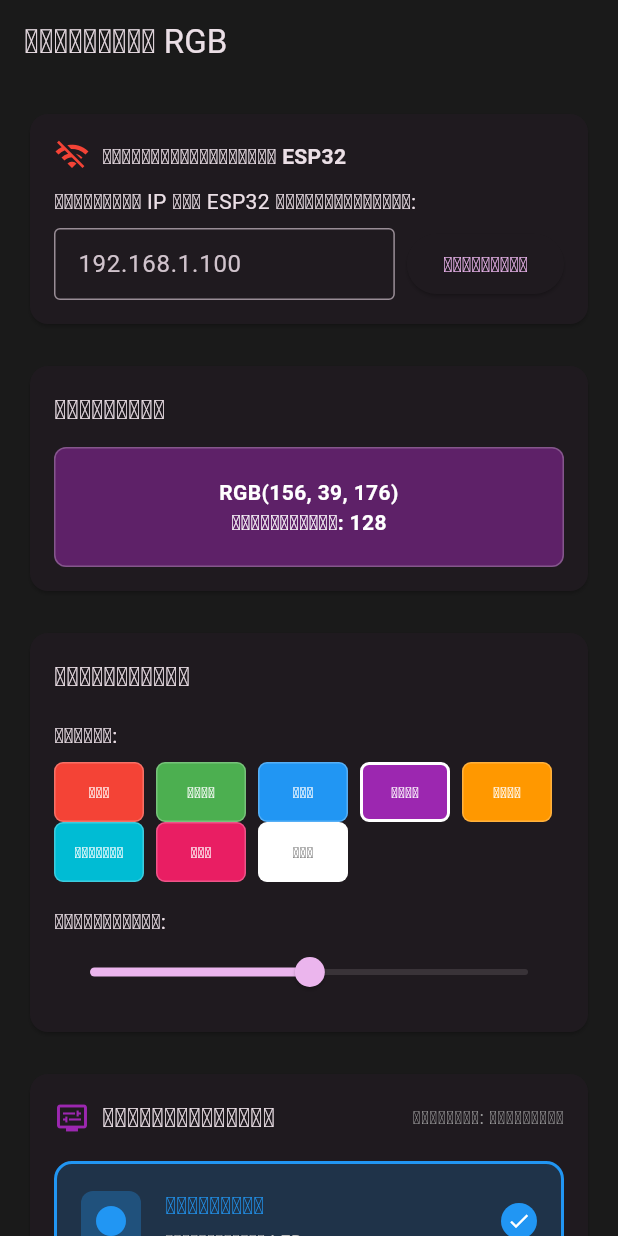
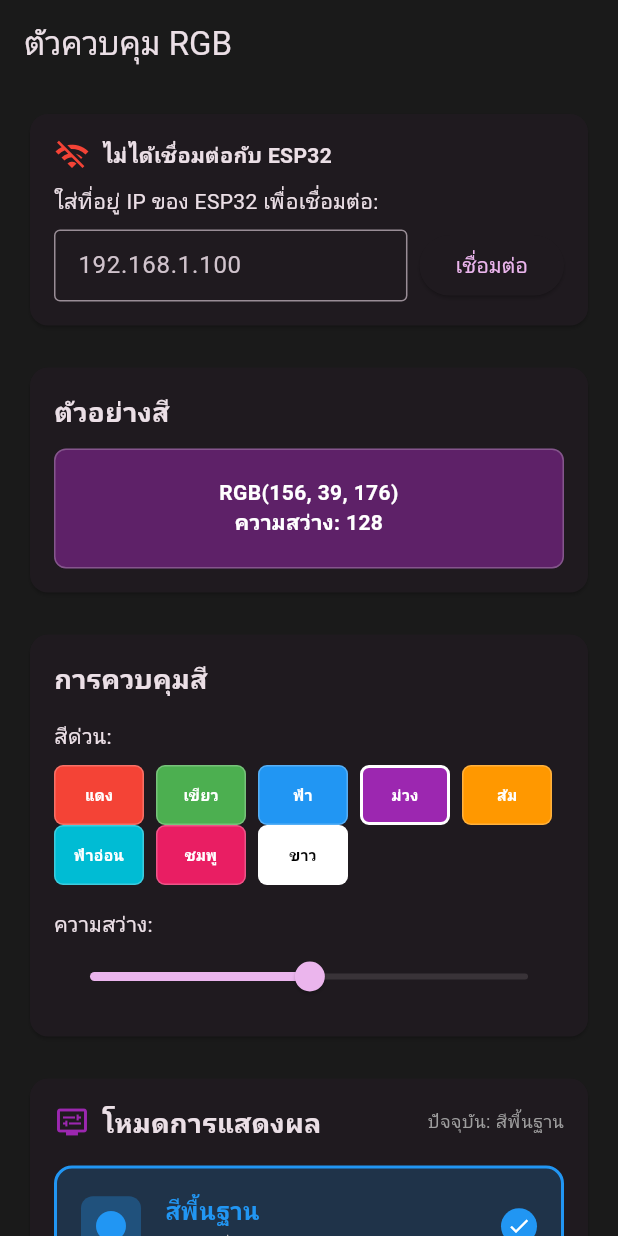
Before and after one commit to 7411a/rgb-music-controller, a Flutter app: the screen it shows after launch, on a phone screen of 412 x 824 dp. Run offline on Flutter 3.47's test engine with Material 3 defaults, Android fonts, the light colour scheme and no system bars; our stand-ins replace flutter_colorpicker, shared_preferences, syncfusion_flutter_sliders.

Commit message:
✨ เพิ่ม 10 Pattern Presets และแปลงภาษาแอพเป็นภาษาไทย
🎨 ESP32 Firmware Updates:
- เพิ่ม 10 preset สำหรับ 256 สเต็ป (Rainbow, Fire, Ocean, Sunset, Forest, Purple Storm, Candy, Chrome, Neon Club, Warm White)
- WebSocket API สำหรับโหลด preset และขอรายชื่อ preset
- ระบบจำ preset ล่าสุดใน Flash memory
- เอฟเฟกต์ขั้นสูงสำหรับแต่ละ preset

📱 Mobile App Updates:
- แปลงภาษาจากลาวเป็นภาษาไทยครบถ้วน
- UI ทั้งหมดเป็นภาษาไทย (ชื่อสี, โหมด, การควบคุม)
- Flutter analyzer ผ่านการทดสอบแล้ว

📚 Documentation:
- เพิ่ม PATTERN_PRESETS.md ที่อธิบายการใช้งาน preset
- รายละเอียด WebSocket API commands
- คู่มือการใช้งาน preset ภาษาไทย

```diff
--- a/mobile-app/lib/main.dart
+++ b/mobile-app/lib/main.dart
@@ -39,7 +39,7 @@ class RGBControllerApp extends StatelessWidget {
   @override
   Widget build(BuildContext context) {
     return MaterialApp(
-      title: 'ຕົວຄວບຄຸມ RGB',
+      title: 'ตัวควบคุม RGB',
       theme: ThemeData(
         primarySwatch: Colors.purple,
         useMaterial3: true,
@@ -96,7 +96,7 @@ class _HomeScreenState extends State<HomeScreen> {
   Widget build(BuildContext context) {
     return Scaffold(
       appBar: AppBar(
-        title: const Text('ຕົວຄວບຄຸມ RGB'),
+        title: const Text('ตัวควบคุม RGB'),
         backgroundColor: Colors.transparent,
         elevation: 0,
       ),
@@ -156,12 +156,12 @@ class _HomeScreenState extends State<HomeScreen> {
               children: [
                 Icon(Icons.wifi_off, color: Colors.red),
                 SizedBox(width: 8),
-                Text('ບໍ່ໄດ້ເຊື່ອມຕໍ່ກັບ ESP32',
+                Text('ไม่ได้เชื่อมต่อกับ ESP32',
                      style: TextStyle(fontWeight: FontWeight.bold)),
               ],
             ),
             const SizedBox(height: 8),
-            const Text('ໃສ່ທີ່ຢູ່ IP ຂອງ ESP32 ເພື່ອເຊື່ອມຕໍ່:'),
+            const Text('ใส่ที่อยู่ IP ของ ESP32 เพื่อเชื่อมต่อ:'),
             const SizedBox(height: 8),
             Row(
               children: [
@@ -179,10 +179,10 @@ class _HomeScreenState extends State<HomeScreen> {
                   onPressed: () {
                     // TODO: Implement connection
                     ScaffoldMessenger.of(context).showSnackBar(
-                      const SnackBar(content: Text('ຄຸນສົມບັດການເຊື່ອມຕໍ່ກຳລັງມາ!')),
+                      const SnackBar(content: Text('คุณสมบัติการเชื่อมต่อกำลังมา!')),
                     );
                   },
-                  child: const Text('ເຊື່ອມຕໍ່'),
+                  child: const Text('เชื่อมต่อ'),
                 ),
               ],
             ),
@@ -199,7 +199,7 @@ class _HomeScreenState extends State<HomeScreen> {
         child: Column(
           crossAxisAlignment: CrossAxisAlignment.start,
           children: [
-            const Text('ຕົວຢ່າງສີ',
+            const Text('ตัวอย่างสี',
                        style: TextStyle(fontSize: 18, fontWeight: FontWeight.bold)),
             const SizedBox(height: 12),
             Container(
@@ -212,7 +212,7 @@ class _HomeScreenState extends State<HomeScreen> {
               ),
               child: Center(
                 child: Text(
-                  'RGB(${_selectedColor.red}, ${_selectedColor.green}, ${_selectedColor.blue})\nຄວາມສະຫວ່າງ: ${_brightness.round()}',
+                  'RGB(${_selectedColor.red}, ${_selectedColor.green}, ${_selectedColor.blue})\nความสว่าง: ${_brightness.round()}',
                   textAlign: TextAlign.center,
                   style: TextStyle(
                     color: _selectedColor.computeLuminance() > 0.5 ? Colors.black : Colors.white,
@@ -234,31 +234,31 @@ class _HomeScreenState extends State<HomeScreen> {
         child: Column(
           crossAxisAlignment: CrossAxisAlignment.start,
           children: [
-            const Text('ການຄວບຄຸມສີ',
+            const Text('การควบคุมสี',
                        style: TextStyle(fontSize: 18, fontWeight: FontWeight.bold)),
             const SizedBox(height: 16),
 
             // Quick Colors
-            const Text('ສີດ່ວນ:'),
+            const Text('สีด่วน:'),
             const SizedBox(height: 8),
             Wrap(
               spacing: 8,
               children: [
-                _buildColorButton(Colors.red, 'ແດງ'),
-                _buildColorButton(Colors.green, 'ເຂືອ'),
-                _buildColorButton(Colors.blue, 'ຟ້າ'),
-                _buildColorButton(Colors.purple, 'ມ່ວງ'),
-                _buildColorButton(Colors.orange, 'ສົ້ມ'),
-                _buildColorButton(Colors.cyan, 'ຟ້າອ່ອນ'),
-                _buildColorButton(Colors.pink, 'ບົວ'),
-                _buildColorButton(Colors.white, 'ຂາວ'),
+                _buildColorButton(Colors.red, 'แดง'),
+                _buildColorButton(Colors.green, 'เขียว'),
+                _buildColorButton(Colors.blue, 'ฟ้า'),
+                _buildColorButton(Colors.purple, 'ม่วง'),
+                _buildColorButton(Colors.orange, 'ส้ม'),
+                _buildColorButton(Colors.cyan, 'ฟ้าอ่อน'),
+                _buildColorButton(Colors.pink, 'ชมพู'),
+                _buildColorButton(Colors.white, 'ขาว'),
               ],
             ),
 
             const SizedBox(height: 16),
 
             // Brightness Control
-            const Text('ຄວາມສະຫວ່າງ:'),
+            const Text('ความสว่าง:'),
             Slider(
               value: _brightness,
               min: 0,
@@ -313,43 +313,43 @@ class _HomeScreenState extends State<HomeScreen> {
     final modes = [
       {
         'key': 'solid',
-        'title': 'ສີພື້ນຖານ',
-        'description': 'ສີດຽວທົ່ວທຸກ LED',
+        'title': 'สีพื้นฐาน',
+        'description': 'สีเดียวทั่วทุก LED',
         'icon': Icons.circle,
         'color': Colors.blue,
       },
       {
         'key': 'rainbow',
-        'title': 'ສຽງຟ້າຮ້ອງ',
-        'description': 'ລາຍການສີເຄື່ອນໄຫວ',
+        'title': 'สีรุ้ง',
+        'description': 'รายการสีเคลื่อนไหว',
         'icon': Icons.color_lens,
         'color': Colors.purple,
       },
       {
         'key': 'music',
-        'title': 'ຕອບສະໜອງດົນຕີ',
-        'description': 'LED ຕອບສະໜອງກັບສຽງ',
+        'title': 'ตอบสนองดนตรี',
+        'description': 'LED ตอบสนองกับเสียง',
         'icon': Icons.music_note,
         'color': Colors.green,
       },
       {
         'key': 'pattern',
-        'title': 'ແບບຮູບແບບກຳນົດເອງ',
-        'description': '256 ຂັ້ນຕອນປັບໄດ້',
+        'title': 'แบบรูปแบบกำหนดเอง',
+        'description': '256 ขั้นตอนปรับได้',
         'icon': Icons.gradient,
         'color': Colors.orange,
       },
       {
         'key': 'strobe',
-        'title': 'ແສງກະພິບ',
-        'description': 'ຜົນກະທົບກະພິບໄວ',
+        'title': 'แสงกะพริบ',
+        'description': 'ผลกระทบกะพริบไว',
         'icon': Icons.flash_on,
         'color': Colors.red,
       },
       {
         'key': 'fade',
-        'title': 'ເປີ່ຍນສີນຸ່ມນວນ',
-        'description': 'ການປ່ຽນສີແບບລື່ນ',
+        'title': 'เปลี่ยนสีนุ่มนวล',
+        'description': 'การเปลี่ยนสีแบบลื่น',
         'icon': Icons.gradient,
         'color': Colors.cyan,
       },
@@ -365,10 +365,10 @@ class _HomeScreenState extends State<HomeScreen> {
               children: [
                 const Icon(Icons.display_settings, color: Colors.purple),
                 const SizedBox(width: 8),
-                const Text('ໂໝດການສະແດງຜົນ',
+                const Text('โหมดการแสดงผล',
                            style: TextStyle(fontSize: 18, fontWeight: FontWeight.bold)),
                 const Spacer(),
-                Text('ປັດຈຸບັນ: ${_getModeDisplayName(_currentMode)}',
+                Text('ปัจจุบัน: ${_getModeDisplayName(_currentMode)}',
                      style: const TextStyle(fontSize: 12, color: Colors.grey)),
               ],
             ),
@@ -396,7 +396,7 @@ class _HomeScreenState extends State<HomeScreen> {
           });
           ScaffoldMessenger.of(context).showSnackBar(
             SnackBar(
-              content: Text('ເລືອກແລ້ວ: ${mode['title']}'),
+              content: Text('เลือกแล้ว: ${mode['title']}'),
               duration: const Duration(seconds: 1),
               backgroundColor: mode['color'] as Color,
             ),
@@ -492,7 +492,7 @@ class _HomeScreenState extends State<HomeScreen> {
               children: [
                 const Icon(Icons.tune, color: Colors.purple),
                 const SizedBox(width: 8),
-                Text('${_getModeDisplayName(_currentMode)} Settings',
+                Text('${_getModeDisplayName(_currentMode)} การตั้งค่า',
                      style: const TextStyle(fontSize: 18, fontWeight: FontWeight.bold)),
               ],
             ),
@@ -512,9 +512,9 @@ class _HomeScreenState extends State<HomeScreen> {
         return const Column(
           crossAxisAlignment: CrossAxisAlignment.start,
           children: [
-            Text('• ໃຊ້ສີທີ່ເລືອກໄວ້ຂ້າງເທິງ'),
-            Text('• ສາມາດປັບຄວາມສະຫວ່າງໄດ້'),
-            Text('• ເໝາະສຳລັບແສງແວດລ້ອມ'),
+            Text('• ใช้สีที่เลือกไว้ข้างเทิง'),
+            Text('• สามารถปรับความสว่างได้'),
+            Text('• เหมาะสำหรับแสงแวดล้อม'),
           ],
         );
 
@@ -522,7 +522,7 @@ class _HomeScreenState extends State<HomeScreen> {
         return Column(
           crossAxisAlignment: CrossAxisAlignment.start,
           children: [
-            const Text('ຄວາມໄວໃນການເຄື່ອນໄຫວ:'),
+            const Text('ความเร็วในการเคลื่อนไหว:'),
             Slider(
               value: 50.0,
               min: 1,
@@ -533,8 +533,8 @@ class _HomeScreenState extends State<HomeScreen> {
                 // TODO: Implement speed control
               },
             ),
-            const Text('• ໝູນວຽນຜ່ານທຸກສີ'),
-            const Text('• ສາມາດປັບຄວາມໄວໄດ້'),
+            const Text('• หมุนวียนผ่านทุกสี'),
+            const Text('• สามารถปรับความไวได้'),
           ],
         );
 
@@ -542,7 +542,7 @@ class _HomeScreenState extends State<HomeScreen> {
         return Column(
           crossAxisAlignment: CrossAxisAlignment.start,
           children: [
-            const Text('ຄວາມອ່ອນໄຫວ:'),
+            const Text('ความอ่อนไหว:'),
             Slider(
               value: 75.0,
               min: 0,
@@ -553,9 +553,9 @@ class _HomeScreenState extends State<HomeScreen> {
                 // TODO: Implement sensitivity control
               },
             ),
-            const Text('• ຕ້ອງການການເຊື່ອມຕໍ່ໄມໂຄຣໂຟນ'),
-            const Text('• ຕອບສະໜອງກັບການປ້ອນສຽງ'),
-            const Text('• ປັບຄວາມອ່ອນໄຫວສຳລັບສະພາບແວດລ້ອມທີ່ແຕກຕ່າງກັນ'),
+            const Text('• ต้องการการเชื่อมต่อไมโครโฟน'),
+            const Text('• ตอบสนองกับการป้อนเสียง'),
+            const Text('• ปรับความอ่อนไหวสำหรับสภาพแวดล้อมที่แตกต่างกัน'),
           ],
         );
 
@@ -569,11 +569,11 @@ class _HomeScreenState extends State<HomeScreen> {
                   child: ElevatedButton.icon(
                     onPressed: () {
                       ScaffoldMessenger.of(context).showSnackBar(
-                        const SnackBar(content: Text('ຕົວແກ້ໄຂແບບຮູບແບບກຳລັງມາ!')),
+                        const SnackBar(content: Text('ตัวแก้ไขแบบรูปแบบกำลังมา!')),
                       );
                     },
                     icon: const Icon(Icons.edit),
-                    label: const Text('ແກ້ໄຂແບບຮູບແບບ'),
+                    label: const Text('แก้ไขแบบรูปแบบ'),
                   ),
                 ),
                 const SizedBox(width: 8),
@@ -581,19 +581,19 @@ class _HomeScreenState extends State<HomeScreen> {
                   child: ElevatedButton.icon(
                     onPressed: () {
                       ScaffoldMessenger.of(context).showSnackBar(
-                        const SnackBar(content: Text('ແບບຮູບແບບທີ່ກຳນົດໄວ້ລ່ວງໜ້າກຳລັງມາ!')),
+                        const SnackBar(content: Text('แบบรูปแบบที่กำหนดไว้ล่วงหน้ากำลังมา!')),
                       );
                     },
                     icon: const Icon(Icons.library_books),
-                    label: const Text('ຕົວຢ່າງ'),
+                    label: const Text('ตัวอย่าง'),
                   ),
                 ),
               ],
             ),
             const SizedBox(height: 8),
-            const Text('• 256 ຂັ້ນຕອນແຕ່ລະຂັ້ນ'),
-            const Text('• ສີກຳນົດເອງສຳລັບແຕ່ລະ LED'),
-            const Text('• ບັນທຶກ ແລະ ໂຫຼດແບບຮູບແບບ'),
+            const Text('• 256 ขั้นตอนแต่ละขั้น'),
+            const Text('• สีกำหนดเองสำหรับแต่ละ LED'),
+            const Text('• บันทึก และ โหลดแบบรูปแบบ'),
           ],
         );
 
@@ -601,7 +601,7 @@ class _HomeScreenState extends State<HomeScreen> {
         return Column(
           crossAxisAlignment: CrossAxisAlignment.start,
           children: [
-            const Text('ອັດຕາການກະພິບ:'),
+            const Text('อัตราการกะพริบ:'),
             Slider(
               value: 10.0,
               min: 1,
@@ -612,8 +612,8 @@ class _HomeScreenState extends State<HomeScreen> {
                 // TODO: Implement flash rate control
               },
             ),
-            const Text('• ຜົນກະທົບການກະພິບໄວ'),
-            const Text('• ສາມາດປັບອັດຕາການກະພິບໄດ້'),
+            const Text('• ผลกระทบการกะพริบเร็ว'),
+            const Text('• สามารถปรับอัตราการกะพริบได้'),
             Container(
               padding: const EdgeInsets.all(8),
               decoration: BoxDecoration(
@@ -626,7 +626,7 @@ class _HomeScreenState extends State<HomeScreen> {
                   SizedBox(width: 8),
                   Expanded(
                     child: Text(
-                      'ເຕືອນ: ອາດຈະກໍ່ໃຫ້ເກີດພະຍາດລົມບ້າໝູເນື່ອງຈາກແສງ',
+                      'เตือน: อาจก่อให้เกิดพยาธิลมบ้าหมูเนื่องจากแสง',
                       style: TextStyle(color: Colors.orange, fontSize: 12),
                     ),
                   ),
@@ -640,7 +640,7 @@ class _HomeScreenState extends State<HomeScreen> {
         return Column(
           crossAxisAlignment: CrossAxisAlignment.start,
           children: [
-            const Text('ຄວາມໄວການຈືນ:'),
+            const Text('ความเร็วการจืด:'),
             Slider(
               value: 30.0,
               min: 1,
@@ -651,14 +651,14 @@ class _HomeScreenState extends State<HomeScreen> {
                 // TODO: Implement fade speed control
               },
             ),
-            const Text('• ການປ່ຽນສີແບບລື່ນ'),
-            const Text('• ໝູນວຽນລະຫວ່າງສີທີ່ເລືອກ'),
-            const Text('• ສາມາດປັບຄວາມໄວການປ່ຽນໄດ້'),
+            const Text('• การเปลี่ยนสีแบบลื่น'),
+            const Text('• หมุนวียนระหว่างสีที่เลือก'),
+            const Text('• สามารถปรับความไวการเปลี่ยนได้'),
           ],
         );
 
       default:
-        return const Text('ເລືອກໂໝດເພື່ອເບິ່ງການຕັ້ງຄ່າ');
+        return const Text('เลือกโหมดเพื่อเบิ่งการตั้งค่า');
     }
   }
 
@@ -673,10 +673,10 @@ class _HomeScreenState extends State<HomeScreen> {
               children: [
                 const Icon(Icons.palette, color: Colors.orange),
                 const SizedBox(width: 8),
-                const Text('ຕົວແກ້ໄຂແບບຮູບແບບ',
+                const Text('ตัวแก้ไขแบบรูปแบบ',
                            style: TextStyle(fontSize: 18, fontWeight: FontWeight.bold)),
                 const Spacer(),
-                Text('${_patternSteps.length} ຂັ້ນຕອນ',
+                Text('${_patternSteps.length} ขั้นตอน',
                      style: const TextStyle(fontSize: 12, color: Colors.grey)),
               ],
             ),
@@ -706,9 +706,9 @@ class _HomeScreenState extends State<HomeScreen> {
       children: [
         Row(
           children: [
-            const Text('ຂັ້ນຕອນແບບຮູບແບບ:', style: TextStyle(fontWeight: FontWeight.bold)),
+            const Text('ขั้นตอนแบบรูปแบบ:', style: TextStyle(fontWeight: FontWeight.bold)),
             const Spacer(),
-            Text('ເລືອກແລ້ວ: ${_selectedStepIndex + 1}',
+            Text('เลือกแล้ว: ${_selectedStepIndex + 1}',
                  style: const TextStyle(color: Colors.grey)),
           ],
         ),
@@ -776,14 +776,14 @@ class _HomeScreenState extends State<HomeScreen> {
     return Column(
       crossAxisAlignment: CrossAxisAlignment.start,
       children: [
-        Text('ແກ້ໄຂຂັ້ນຕອນ ${_selectedStepIndex + 1}',
+        Text('แก้ไขขั้นตอน ${_selectedStepIndex + 1}',
              style: const TextStyle(fontWeight: FontWeight.bold)),
         const SizedBox(height: 12),
 
         // Color picker for selected step
         Row(
           children: [
-            const Text('ສີ:'),
+            const Text('สี:'),
             const SizedBox(width: 12),
             GestureDetector(
               onTap: () => _showColorPickerForStep(_selectedStepIndex),
@@ -810,7 +810,7 @@ class _HomeScreenState extends State<HomeScreen> {
         const SizedBox(height: 12),
 
         // Duration slider
-        Text('ໄລຍະເວລາ: ${selectedStep.duration}ms'),
+        Text('ระยะเวลา: ${selectedStep.duration}ms'),
         Slider(
           value: selectedStep.duration.toDouble(),
           min: 50,
@@ -829,7 +829,7 @@ class _HomeScreenState extends State<HomeScreen> {
         const SizedBox(height: 12),
 
         // Brightness slider
-        Text('ຄວາມສະຫວ່າງ: ${(selectedStep.brightness * 100).round()}%'),
+        Text('ความสว่าง: ${(selectedStep.brightness * 100).round()}%'),
         Slider(
           value: selectedStep.brightness,
           min: 0.0,
@@ -852,7 +852,7 @@ class _HomeScreenState extends State<HomeScreen> {
     return Column(
       crossAxisAlignment: CrossAxisAlignment.start,
       children: [
-        const Text('ການຄວບຄຸມແບບຮູບແບບ:', style: TextStyle(fontWeight: FontWeight.bold)),
+        const Text('การควบคุมแบบรูปแบบ:', style: TextStyle(fontWeight: FontWeight.bold)),
         const SizedBox(height: 8),
 
         Wrap(
@@ -862,7 +862,7 @@ class _HomeScreenState extends State<HomeScreen> {
             ElevatedButton.icon(
               onPressed: _generateRainbowPattern,
               icon: const Icon(Icons.gradient, size: 16),
-              label: const Text('ສີຟ້າຮ້ອງ'),
+              label: const Text('สีฟ้าร้อง'),
               style: ElevatedButton.styleFrom(
                 backgroundColor: Colors.purple.withOpacity(0.3),
               ),
@@ -870,7 +870,7 @@ class _HomeScreenState extends State<HomeScreen> {
             ElevatedButton.icon(
               onPressed: _generateRandomPattern,
               icon: const Icon(Icons.shuffle, size: 16),
-              label: const Text('ສຸ່ມ'),
+              label: const Text('สุ่ม'),
               style: ElevatedButton.styleFrom(
                 backgroundColor: Colors.blue.withOpacity(0.3),
               ),
@@ -878,7 +878,7 @@ class _HomeScreenState extends State<HomeScreen> {
             ElevatedButton.icon(
               onPressed: _clearPattern,
               icon: const Icon(Icons.clear, size: 16),
-              label: const Text('ລ້າງ'),
+              label: const Text('ล้าง'),
               style: ElevatedButton.styleFrom(
                 backgroundColor: Colors.red.withOpacity(0.3),
               ),
@@ -886,7 +886,7 @@ class _HomeScreenState extends State<HomeScreen> {
             ElevatedButton.icon(
               onPressed: _sendPatternToESP32,
               icon: const Icon(Icons.send, size: 16),
-              label: const Text('ສົ່ງໄປ ESP32'),
+              label: const Text('ส่งไป ESP32'),
               style: ElevatedButton.styleFrom(
                 backgroundColor: Colors.green.withOpacity(0.3),
               ),
@@ -917,7 +917,7 @@ class _HomeScreenState extends State<HomeScreen> {
       });
     });
     ScaffoldMessenger.of(context).showSnackBar(
-      const SnackBar(content: Text('ສ້າງແບບຮູບແບບສີຟ້າຮ້ອງແລ້ວ!')),
+      const SnackBar(content: Text('สร้างแบบรูปแบบสีฟ้าร้องแล้ว!')),
     );
   }
 
@@ -938,7 +938,7 @@ class _HomeScreenState extends State<HomeScreen> {
       });
     });
     ScaffoldMessenger.of(context).showSnackBar(
-      const SnackBar(content: Text('ສ້າງແບບຮູບແບບສຸ່ມແລ້ວ!')),
+      const SnackBar(content: Text('สร้างแบบรูปแบบสุ่มแล้ว!')),
     );
   }
 
@@ -954,14 +954,14 @@ class _HomeScreenState extends State<HomeScreen> {
       });
     });
     ScaffoldMessenger.of(context).showSnackBar(
-      const SnackBar(content: Text('ລ້າງແບບຮູບແບບແລ້ວ!')),
+      const SnackBar(content: Text('ล้างแบบรูปแบบแล้ว!')),
     );
   }
 
   void _showColorPickerForStep(int stepIndex) {
     // TODO: Implement color picker dialog
     ScaffoldMessenger.of(context).showSnackBar(
-      SnackBar(content: Text('ຕົວເລືອກສີສຳລັບຂັ້ນຕອນ ${stepIndex + 1} - ກຳລັງມາ!')),
+      SnackBar(content: Text('ตัวเลือกสีสำหรับขั้นตอน ${stepIndex + 1} - กำลังมา!')),
     );
   }
 
@@ -969,7 +969,7 @@ class _HomeScreenState extends State<HomeScreen> {
     // TODO: Implement WebSocket communication
     ScaffoldMessenger.of(context).showSnackBar(
       const SnackBar(
-        content: Text('ສົ່ງແບບຮູບແບບໄປ ESP32 ແລ້ວ! (ການເຊື່ອມຕໍ່ WebSocket ກຳລັງມາ)'),
+        content: Text('ส่งแบบรูปแบบไป ESP32 แล้ว! (การเชื่อมต่อ WebSocket กำลังมา)'),
         backgroundColor: Colors.green,
       ),
     );
@@ -977,13 +977,13 @@ class _HomeScreenState extends State<HomeScreen> {
 
   String _getModeDisplayName(String mode) {
     switch (mode) {
-      case 'solid': return 'ສີພື້ນຖານ';
-      case 'rainbow': return 'ສິຟ້າຮ້ອງ';
-      case 'music': return 'ຕອບສະໜອງດົນຕີ';
-      case 'pattern': return 'ແບບຮູບແບບກຳນົດເອງ';
-      case 'strobe': return 'ແສງກະພິບ';
-      case 'fade': return 'ເປີ່ຍນສີນຸ່ມນວນ';
-      default: return 'ບໍ່ຮູ້ຈັກ';
+      case 'solid': return 'สีพื้นฐาน';
+      case 'rainbow': return 'สีรุ้ง';
+      case 'music': return 'ตอบสนองดนตรี';
+      case 'pattern': return 'แบบรูปแบบกำหนดเอง';
+      case 'strobe': return 'แสงกะพริบ';
+      case 'fade': return 'เปลี่ยนสีนุ่มนวล';
+      default: return 'ไม่รู้จัก';
     }
   }
 
@@ -998,21 +998,21 @@ class _HomeScreenState extends State<HomeScreen> {
               children: [
                 Icon(Icons.info_outline, color: Colors.blue),
                 SizedBox(width: 8),
-                Text('ເລີ່ມຕົ້ນໃຊ້ງານ',
+                Text('เริ่มต้นใช้งาน',
                      style: TextStyle(fontSize: 18, fontWeight: FontWeight.bold)),
               ],
             ),
             const SizedBox(height: 12),
-            const Text('1. ອັບໂຫລດເຟີມແວໄປທີ່ ESP32 ຂອງທ່ານ'),
-            const Text('2. ເຊື່ອມຕໍ່ ESP32 ກັບ WiFi ໂດຍໃຊ້ "ESP32-RGB-Controller" AP'),
-            const Text('3. ໃສ່ທີ່ຢູ່ IP ຂອງ ESP32 ຂ້າງເທິງ ແລະ ເຊື່ອມຕໍ່'),
-            const Text('4. ເລີ່ມຄວບຄຸມ RGB LED ຂອງທ່ານ!'),
+            const Text('1. อัปโหลดเฟิร์มแวร์ไปที่ ESP32 ของท่าน'),
+            const Text('2. เชื่อมต่อ ESP32 กับ WiFi โดยใช้ "ESP32-RGB-Controller" AP'),
+            const Text('3. ใส่ที่อยู่ IP ของ ESP32 ข้างเทิง และ เชื่อมต่อ'),
+            const Text('4. เริ่มควบคุม RGB LED ของท่าน!'),
             const SizedBox(height: 12),
-            const Text('ຄຸນສົມບັດ:', style: TextStyle(fontWeight: FontWeight.bold)),
-            const Text('• 256 ຂັ້ນຕອນແບບຮູບແບບທີ່ປັບໄດ້'),
-            const Text('• ໂໝດຕອບສະໜອງດົນຕີ'),
-            const Text('• ການຄວບຄຸມສີແບບທັນທີ'),
-            const Text('• ໂໝດການສະແດງຜົນຫຼາຍແບບ'),
+            const Text('คุณสมบัติ:', style: TextStyle(fontWeight: FontWeight.bold)),
+            const Text('• 256 ขั้นตอนแบบรูปแบบที่ปรับได้'),
+            const Text('• โหมดตอบสนองดนตรี'),
+            const Text('• การควบคุมสีแบบทันที'),
+            const Text('• โหมดการแสดงผลหลายแบบ'),
           ],
         ),
       ),
```
Also changed, not shown: 6 other files.
